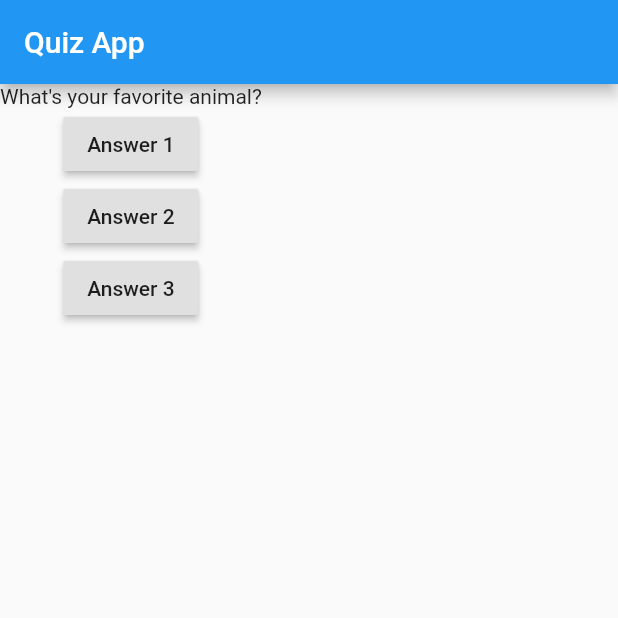
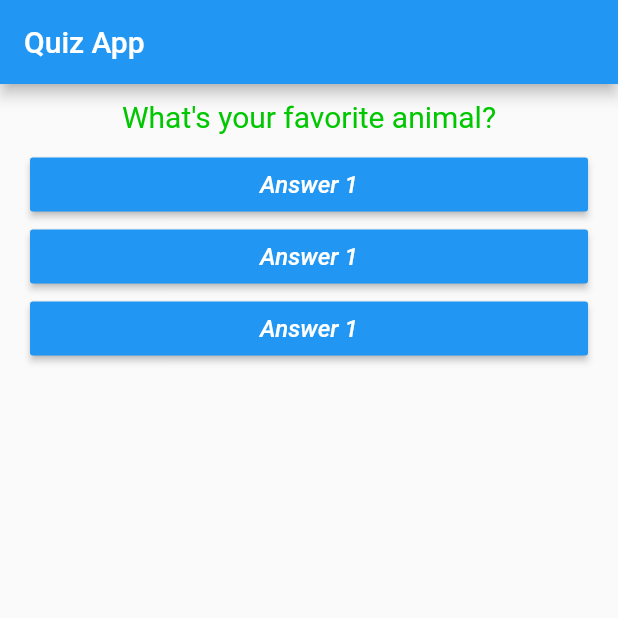
Before and after one commit to tangminhtin/flutter, a Flutter app: the screen it shows after launch, after a tap on "Answer 1", on a phone screen of 412 x 824 dp, the top half of it. Run offline on Flutter 3.47's test engine with Material 2 defaults, Android fonts, the phone set to English and light mode, and no system bars.

Commit message:
Create custom question, answer, passing callback function around

```diff
--- /dev/null
+++ b/Part_01_Basics_Quiz_App/lesson_01_quiz_app/lib/answer.dart
@@ -0,0 +1,26 @@
+import 'package:flutter/material.dart';
+
+class Answer extends StatelessWidget {
+  final Function _answerQuestion;
+
+  Answer(this._answerQuestion);
+
+  @override
+  Widget build(BuildContext context) {
+    return Container(
+      child: RaisedButton(
+        child: Text('Answer 1',
+          style: TextStyle(
+            fontStyle: FontStyle.italic,
+            fontSize: 16,
+            color: Colors.white
+          ),
+        ),
+        onPressed: _answerQuestion,
+        color: Colors.blue,
+      ),
+      width: double.infinity,
+      margin: EdgeInsets.only(left: 20, right: 20),
+    );
+  }
+}
--- a/Part_01_Basics_Quiz_App/lesson_01_quiz_app/lib/main.dart
+++ b/Part_01_Basics_Quiz_App/lesson_01_quiz_app/lib/main.dart
@@ -1,4 +1,6 @@
 import 'package:flutter/material.dart';
+import 'package:lesson_01_quiz_app/answer.dart';
+import 'package:lesson_01_quiz_app/question.dart';
 
 void main() {
   runApp(MyApp());
@@ -16,7 +18,7 @@ class MyApp extends StatefulWidget {
 class _MyAppState extends State {
   var _questionIndex = 0;
 
-  void answerQuestion() {
+  void _answerQuestion() {
     setState(() {
       _questionIndex = _questionIndex + 1;
     });
@@ -36,20 +38,10 @@ class _MyAppState extends State {
         ),
         body: Column(
           children: [
-            Text(questions.elementAt(_questionIndex)),
-            RaisedButton(
-              child: Text('Answer 1'),
-              onPressed: answerQuestion,
-            ),
-            RaisedButton(
-              child: Text('Answer 2'),
-              onPressed: () => print('Answer 2 chosen'),
-            ),
-            RaisedButton(
-                child: Text('Answer 3'),
-                onPressed: () {
-                  print('Answer 3 chosen');
-                }),
+            Question(questions.elementAt(_questionIndex)),
+            Answer(_answerQuestion),
+            Answer(_answerQuestion),
+            Answer(_answerQuestion),
           ],
         ),
       ),
--- /dev/null
+++ b/Part_01_Basics_Quiz_App/lesson_01_quiz_app/lib/question.dart
@@ -0,0 +1,24 @@
+import 'package:flutter/material.dart';
+
+class Question extends StatelessWidget {
+  String _questionText;
+
+  Question(this._questionText);
+
+  @override
+  Widget build(BuildContext context) {
+    return Container(
+      child: Text(
+        _questionText,
+        style: TextStyle(
+          fontSize: 20,
+          color: Color.fromRGBO(0, 200, 0, 1),
+        ),
+        textAlign: TextAlign.center,
+      ),
+      width: double.infinity,
+      margin: EdgeInsets.all(10),
+      alignment: Alignment.center,
+    );
+  }
+}
```
